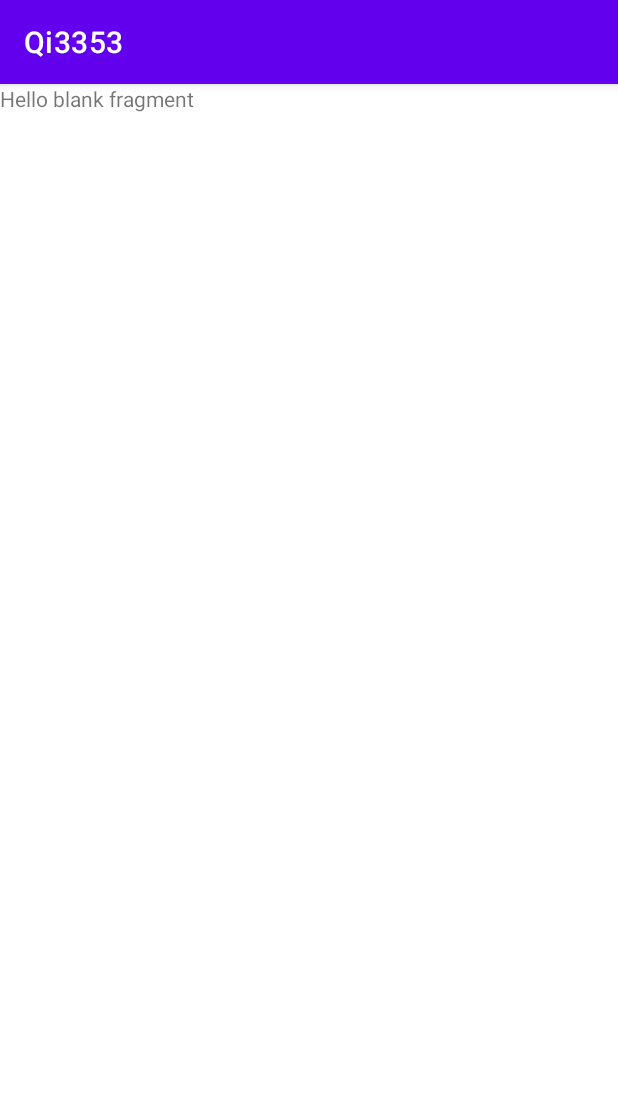
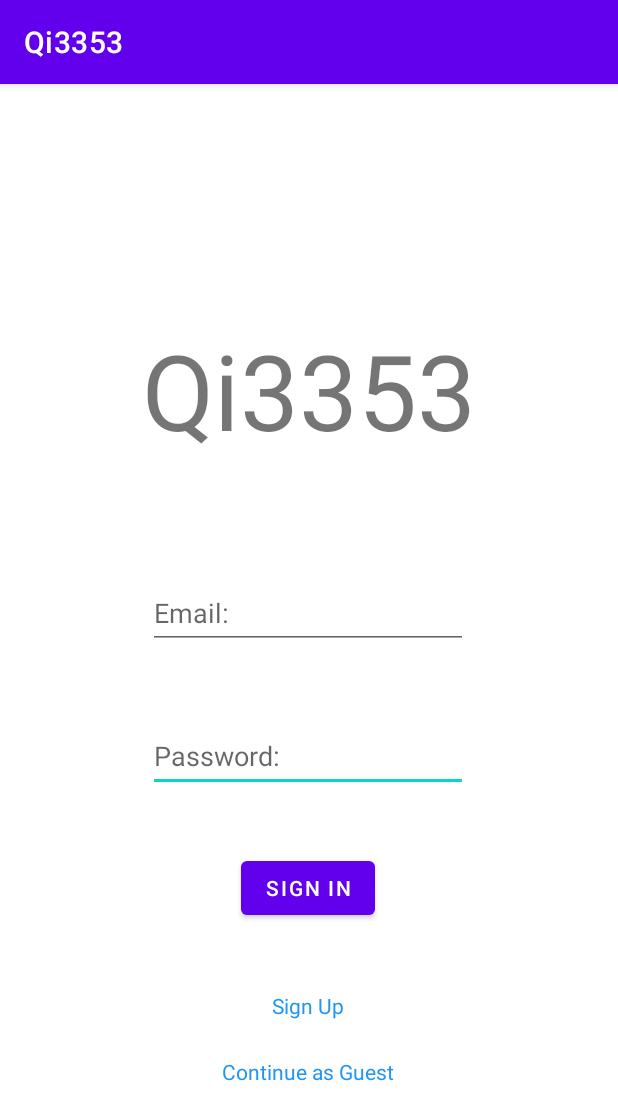
Before and after one commit to RiaVadhavkar/Qi3353, an Android app: the screen it shows after launch (MainActivity), on a phone screen of 412 x 824 dp. Shown: the top 1120 px of the screen. Run offline under Robolectric (Android 15) with nearby library versions, the phone set to English and light mode, and no system bars.

Commit message:
finished Jenna's figma wireframe translation into xml

```diff
--- a/app/src/main/res/layout/fragment_sign_up.xml
+++ b/app/src/main/res/layout/fragment_sign_up.xml
@@ -1,14 +1,91 @@
 <?xml version="1.0" encoding="utf-8"?>
-<FrameLayout xmlns:android="http://schemas.android.com/apk/res/android"
+<androidx.constraintlayout.widget.ConstraintLayout xmlns:android="http://schemas.android.com/apk/res/android"
+    xmlns:app="http://schemas.android.com/apk/res-auto"
     xmlns:tools="http://schemas.android.com/tools"
     android:layout_width="match_parent"
     android:layout_height="match_parent"
     tools:context=".SignUpFragment">
 
-    <!-- TODO: Update blank fragment layout -->
+
     <TextView
-        android:layout_width="match_parent"
-        android:layout_height="match_parent"
-        android:text="@string/hello_blank_fragment" />
+        android:id="@+id/textView3"
+        android:layout_width="wrap_content"
+        android:layout_height="wrap_content"
+        android:layout_marginTop="120dp"
+        android:layout_marginBottom="78dp"
+        android:text="Qi3353"
+        android:textSize="70sp"
+        app:layout_constraintBottom_toTopOf="@+id/editTextTextEmailAddress"
+        app:layout_constraintEnd_toEndOf="parent"
+        app:layout_constraintStart_toStartOf="parent"
+        app:layout_constraintTop_toTopOf="parent"
+        app:layout_constraintVertical_bias="1.0" />
 
-</FrameLayout>
+    <EditText
+        android:id="@+id/editTextTextPassword"
+        android:layout_width="wrap_content"
+        android:layout_height="wrap_content"
+        android:layout_marginBottom="296dp"
+        android:ems="10"
+        android:hint="Password:"
+        android:inputType="textWebPassword"
+        android:minHeight="48dp"
+        android:outlineProvider="paddedBounds"
+        app:layout_constraintBottom_toBottomOf="parent"
+        app:layout_constraintEnd_toEndOf="parent"
+        app:layout_constraintHorizontal_bias="0.497"
+        app:layout_constraintStart_toStartOf="parent" />
+
+    <EditText
+        android:id="@+id/editTextTextEmailAddress"
+        android:layout_width="wrap_content"
+        android:layout_height="wrap_content"
+        android:layout_marginBottom="47dp"
+        android:ems="10"
+        android:hint="Email:"
+        android:inputType="textEmailAddress"
+        android:minHeight="48dp"
+        app:layout_constraintBottom_toTopOf="@+id/editTextTextPassword"
+        app:layout_constraintEnd_toEndOf="parent"
+        app:layout_constraintHorizontal_bias="0.497"
+        app:layout_constraintStart_toStartOf="parent" />
+
+    <Button
+        android:id="@+id/button"
+        android:layout_width="wrap_content"
+        android:layout_height="wrap_content"
+        android:layout_marginBottom="208dp"
+        android:text="Sign In"
+        app:layout_constraintBottom_toBottomOf="parent"
+        app:layout_constraintEnd_toEndOf="parent"
+        app:layout_constraintHorizontal_bias="0.498"
+        app:layout_constraintStart_toStartOf="parent" />
+
+    <TextView
+        android:id="@+id/textView"
+        android:layout_width="wrap_content"
+        android:layout_height="wrap_content"
+        android:layout_marginBottom="144dp"
+        android:linksClickable="true"
+        android:text="Sign Up"
+        android:textColor="#2196F3"
+        android:textColorLink="#2196F3"
+        app:layout_constraintBottom_toBottomOf="parent"
+        app:layout_constraintEnd_toEndOf="parent"
+        app:layout_constraintHorizontal_bias="0.498"
+        app:layout_constraintStart_toStartOf="parent" />
+
+    <TextView
+        android:id="@+id/textView2"
+        android:layout_width="wrap_content"
+        android:layout_height="wrap_content"
+        android:layout_marginBottom="100dp"
+        android:linksClickable="true"
+        android:text="Continue as Guest"
+        android:textColor="#2196F3"
+        android:textColorLink="#2196F3"
+        app:layout_constraintBottom_toBottomOf="parent"
+        app:layout_constraintEnd_toEndOf="parent"
+        app:layout_constraintHorizontal_bias="0.498"
+        app:layout_constraintStart_toStartOf="parent" />
+</androidx.constraintlayout.widget.ConstraintLayout>
```
